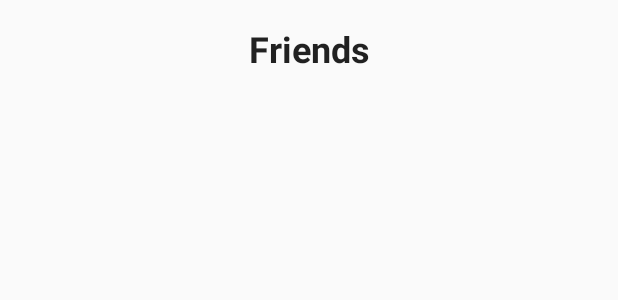
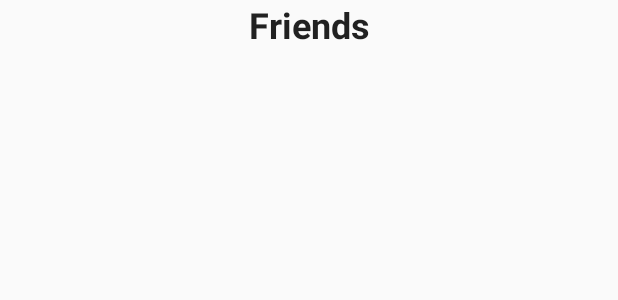
Before and after one commit to skoliver89/listen, an Android app: the layout activity_friends.xml on its own in the app's theme, with its tools: preview values and no code run, on a phone screen of 412 x 824 dp. Shown: the top 300 px of the screen. Run offline under Robolectric (Android 15) with nearby library versions, the phone set to English and light mode, and no system bars.

Commit message:
Updated friends list layout with recycler view

```diff
--- a/listen_app/app/build.gradle
+++ b/listen_app/app/build.gradle
@@ -29,5 +29,6 @@ dependencies {
     androidTestImplementation 'com.android.support.test:runner:1.0.1'
     androidTestImplementation 'com.android.support.test.espresso:espresso-core:3.0.1'
     implementation 'com.android.support:mediarouter-v7:27.0.2'
+    implementation 'com.android.support:recyclerview-v7:27.0.2'
 }
 apply plugin: 'com.google.gms.google-services'
--- a/listen_app/app/src/main/java/com/example/listen/FriendsActivity.java
+++ b/listen_app/app/src/main/java/com/example/listen/FriendsActivity.java
@@ -39,7 +39,6 @@ public class FriendsActivity extends AppCompatActivity {
         super.onCreate(savedInstanceState);
         setContentView(R.layout.activity_friends);
         String uid = user.getUid();
-        LinearLayout friendsList = findViewById(R.id.friendsList);
         final List<String> fAlias = new ArrayList<>();
         final List<String> fUID = new ArrayList<>();
         CollectionReference friendsRef = db.collection("profile")
@@ -59,7 +58,9 @@ public class FriendsActivity extends AppCompatActivity {
                 else { Log.d(TAG, "Error getting Friends List: ", task.getException()); }
             }
         });
-
+        for (String alias : fAlias){
+            Log.d(TAG, "Friend Alias: " + alias);
+        }
 
     }
 }
--- a/listen_app/app/src/main/res/layout/activity_friends.xml
+++ b/listen_app/app/src/main/res/layout/activity_friends.xml
@@ -8,33 +8,25 @@
     android:visibility="visible"
     tools:context=".FriendsActivity">
 
-    <TextView
-        android:id="@+id/friends_title"
-        android:layout_width="wrap_content"
-        android:layout_height="wrap_content"
-        android:layout_marginTop="16dp"
-        android:text="@string/friends"
-        android:textAppearance="@style/TextAppearance.AppCompat.Headline"
-        android:textStyle="bold"
-        app:layout_constraintEnd_toEndOf="parent"
-        app:layout_constraintHorizontal_bias="0.5"
-        app:layout_constraintStart_toStartOf="parent"
-        app:layout_constraintTop_toTopOf="parent" />
+    <LinearLayout
+        android:layout_width="match_parent"
+        android:layout_height="match_parent"
+        android:orientation="vertical">
 
-    <android.support.v4.widget.NestedScrollView
-        android:id="@+id/friends_scrollview"
-        android:layout_width="match_parent"
-        android:layout_height="wrap_content"
-        android:layout_marginTop="16dp"
-        android:fillViewport="true"
-        app:layout_constraintTop_toBottomOf="@+id/friends_title">
+        <TextView
+            android:id="@+id/friendsTitle"
+            android:layout_width="match_parent"
+            android:layout_height="wrap_content"
+            android:gravity="center"
+            android:text="@string/friends"
+            android:textAllCaps="false"
+            android:textAppearance="@style/TextAppearance.AppCompat.Headline"
+            android:textStyle="bold" />
 
-        <LinearLayout
+        <android.support.v7.widget.RecyclerView
             android:id="@+id/friendsList"
             android:layout_width="match_parent"
-            android:layout_height="wrap_content"
-            android:orientation="vertical"
-            android:visibility="visible" />
-    </android.support.v4.widget.NestedScrollView>
-
+            android:layout_height="match_parent"
+            android:scrollbars="vertical" />
+    </LinearLayout>
 </android.support.constraint.ConstraintLayout>
```
